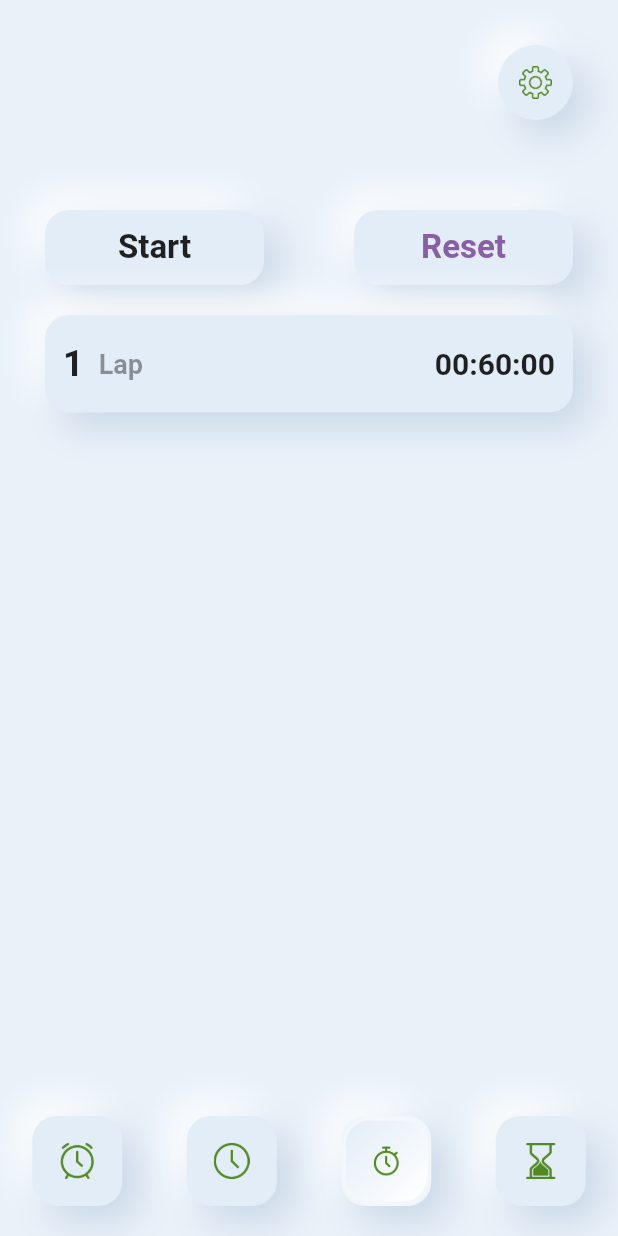
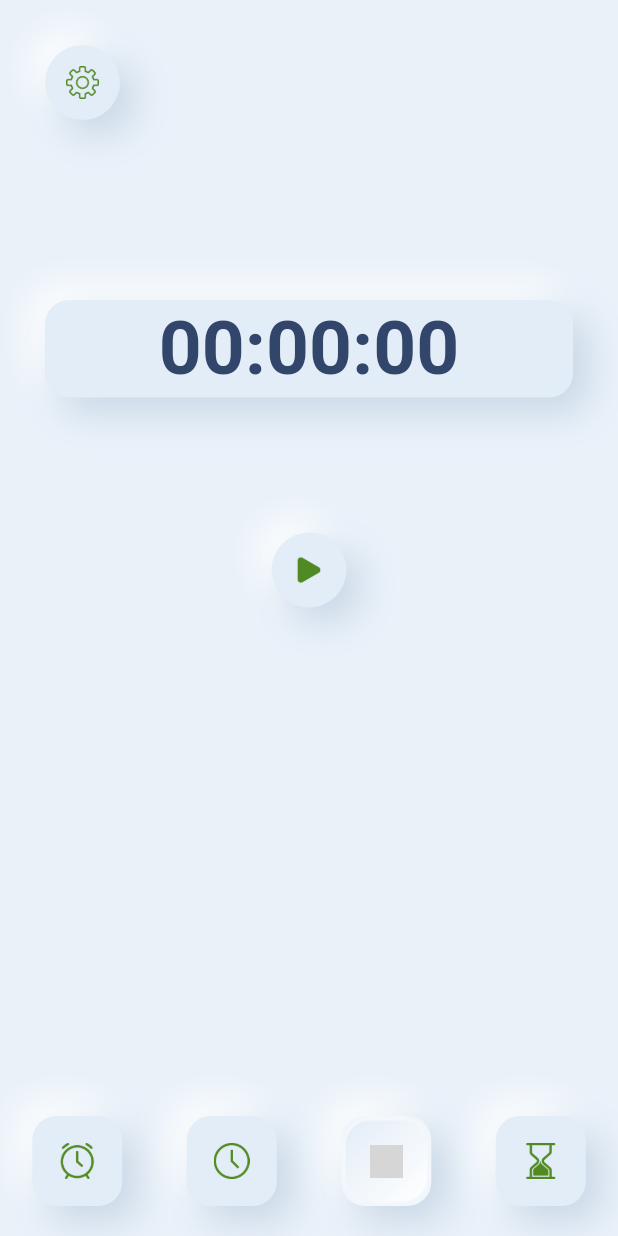
Before and after one commit to denissavishchev/the_clock, a Flutter app: the screen it shows after launch, swiped to page 3, on a phone screen of 412 x 824 dp. Run offline on Flutter 3.47's test engine with Material 2 defaults, Android fonts, the phone set to English and light mode, and no system bars; our stand-ins replace analog_clock, hive, hive_flutter, just_audio; missing offline and left inert: slide_digital_clock; accounts and stored records are empty; grey boxes are pictures that could not be loaded.

Commit message:
stopwatch start

```diff
--- a/lib/pages/main_page.dart
+++ b/lib/pages/main_page.dart
@@ -33,7 +33,7 @@ class _MainPageState extends State<MainPage> {
     const TimerPage(),
   ];
 
-  final List _icons = ['alarm', 'clock', 'stop', 'sand'];
+  final List _icons = ['alarm', 'clock', 'stopper', 'sand'];
 
   @override
   Widget build(BuildContext context) {
--- a/lib/pages/stop_page.dart
+++ b/lib/pages/stop_page.dart
@@ -3,9 +3,27 @@ import 'package:the_clock/constants.dart';
 import '../widgets/neu_rect_widget.dart';
 import '../widgets/neu_round_widget.dart';
 
-class StopPage extends StatelessWidget {
+class StopPage extends StatefulWidget {
   const StopPage({Key? key}) : super(key: key);
 
+  @override
+  State<StopPage> createState() => _StopPageState();
+}
+
+class _StopPageState extends State<StopPage> {
+  final stopwatch = Stopwatch();
+
+  String text = '00:00:00';
+
+  void timeWatch(){
+    stopwatch.start();
+    print(stopwatch.isRunning);
+    print(stopwatch.elapsed);
+    setState(() {
+      text = stopwatch.elapsed.toString();
+    });
+
+  }
 
   @override
   Widget build(BuildContext context) {
@@ -19,80 +37,31 @@ class StopPage extends StatelessWidget {
               child: Row(
                 mainAxisAlignment: MainAxisAlignment.spaceBetween,
                 children: [
-                  const Spacer(),
                   NeuRoundWidget(
                       onPress: () {},
                       size: 50,
                       padding: 14,
                       child: Image.asset('assets/images/gear.png')),
+                  const Spacer(),
                 ],
               ),
             ),
-            const SizedBox(height: 30),
-            const Row(
-              children: [
-                Expanded(
-                  child: NeuRectWidget(
-                    height: 50,
-                    child: Center(
-                      child: Text(
-                        'Start',
-                        style: TextStyle(
-                          fontSize: 22,
-                          fontWeight: FontWeight.bold,
-                        ),
-                      ),
-                    ),
-                  ),
-                ),
-                Expanded(
-                  child: NeuRectWidget(
-                    height: 50,
-                    child: Center(
-                      child: Text(
-                        'Reset',
-                        style: TextStyle(
-                            fontSize: 22,
-                            fontWeight: FontWeight.bold,
-                            color: purple
-                        ),
-                      ),
-                    ),
-                  ),
-                ),
-              ],
-            ),
-            const SizedBox(height: 20),
+            const SizedBox(height: 90),
             NeuRectWidget(
               padding: 12,
-              child: Row(
-                mainAxisAlignment: MainAxisAlignment.spaceBetween,
-                children: [
-                  Row(
-                    mainAxisSize: MainAxisSize.min,
-                    children: [
-                      const Text(
-                        '1',
-                        style: TextStyle(
-                            fontSize: 24, fontWeight: FontWeight.bold),
-                      ),
-                      const SizedBox(width: 10),
-                      Text(
-                        'Lap',
-                        style: TextStyle(
-                            fontSize: 18,
-                            fontWeight: FontWeight.bold,
-                            color: Colors.black.withOpacity(0.4)),
-                      ),
-                    ],
-                  ),
-                  const Text(
-                    '00:60:00',
-                    style: TextStyle(fontSize: 20, fontWeight: FontWeight.bold),
-                  ),
-                ],
+              child: Center(
+                child: Text(
+                  text,
+                  style: timeStyle,
+                ),
               ),
             ),
+            const SizedBox(height: 90),
+            NeuRoundWidget(
+                onPress: timeWatch,
+                size: 50,
+                padding: 14,
+                child: Image.asset('assets/images/play.png')),
           ],
         ),
       ),
```
Also changed, not shown: assets/images/flag.png (added), assets/images/pause.png (added), assets/images/play.png (added), assets/images/stop.png.
